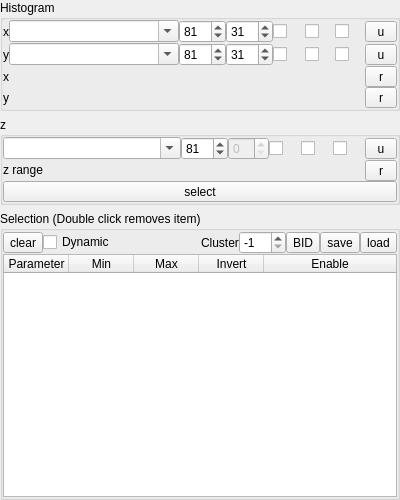
Above: ndxplorer/plot_control.ui from Fluorescence-Tools/ndxplorer before the change. Below: the same form after it.
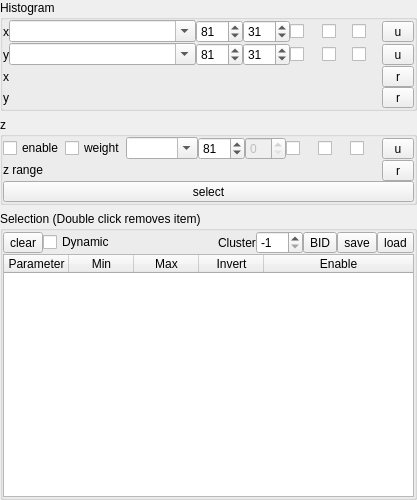
That is the form after the change.

Commit message: Update `plot_control.ui`: refine Z-axis controls with new widgets for enabling, weighting, normalization, logarithmic scaling, and bin settings.

The edit to the form file:
```diff
--- a/ndxplorer/plot_control.ui
+++ b/ndxplorer/plot_control.ui
@@ -453,31 +453,36 @@
         <property name="spacing">
          <number>0</number>
         </property>
-        <item row="0" column="15">
-         <widget class="QToolButton" name="toolButtonSetZAxis">
+        <item row="0" column="13">
+         <widget class="QSpinBox" name="spinBoxBin2DZ">
           <property name="enabled">
-           <bool>true</bool>
+           <bool>false</bool>
           </property>
-          <property name="sizePolicy">
-           <sizepolicy hsizetype="Fixed" vsizetype="Fixed">
-            <horstretch>0</horstretch>
-            <verstretch>0</verstretch>
-           </sizepolicy>
-          </property>
-          <property name="minimumSize">
-           <size>
-            <width>32</width>
-            <height>0</height>
-           </size>
-          </property>
+         </widget>
+        </item>
+        <item row="0" column="12">
+         <widget class="QSpinBox" name="spinBoxBin1DZ">
           <property name="toolTip">
            <string>&lt;html&gt;&lt;head/&gt;&lt;body&gt;&lt;p&gt;Update default axis range.&lt;/p&gt;&lt;p&gt;To save current default axis settings use the Settings-&amp;gt;Save Menu.&lt;/p&gt;&lt;/body&gt;&lt;/html&gt;</string>
           </property>
-          <property name="text">
-           <string>u</string>
+          <property name="minimum">
+           <number>1</number>
+          </property>
+          <property name="maximum">
+           <number>999</number>
+          </property>
+          <property name="value">
+           <number>81</number>
           </property>
          </widget>
         </item>
+        <item row="1" column="1" colspan="16">
+         <layout class="QHBoxLayout" name="horizontalLayout_3">
+          <property name="spacing">
+           <number>0</number>
+          </property>
+         </layout>
+        </item>
         <item row="1" column="0">
          <widget class="QLabel" name="label_7">
           <property name="sizePolicy">
@@ -491,7 +496,29 @@
           </property>
          </widget>
         </item>
-        <item row="1" column="15">
+        <item row="0" column="14">
+         <widget class="QCheckBox" name="checkBoxNormZ">
+          <property name="sizePolicy">
+           <sizepolicy hsizetype="Fixed" vsizetype="Fixed">
+            <horstretch>0</horstretch>
+            <verstretch>0</verstretch>
+           </sizepolicy>
+          </property>
+          <property name="minimumSize">
+           <size>
+            <width>32</width>
+            <height>0</height>
+           </size>
+          </property>
+          <property name="toolTip">
+           <string>Normalized density</string>
+          </property>
+          <property name="text">
+           <string/>
+          </property>
+         </widget>
+        </item>
+        <item row="1" column="17">
          <widget class="QToolButton" name="toolButtonAutoZ">
           <property name="sizePolicy">
            <sizepolicy hsizetype="Minimum" vsizetype="Fixed">
@@ -504,7 +531,32 @@
           </property>
          </widget>
         </item>
-        <item row="0" column="14">
+        <item row="0" column="17">
+         <widget class="QToolButton" name="toolButtonSetZAxis">
+          <property name="enabled">
+           <bool>true</bool>
+          </property>
+          <property name="sizePolicy">
+           <sizepolicy hsizetype="Fixed" vsizetype="Fixed">
+            <horstretch>0</horstretch>
+            <verstretch>0</verstretch>
+           </sizepolicy>
+          </property>
+          <property name="minimumSize">
+           <size>
+            <width>32</width>
+            <height>0</height>
+           </size>
+          </property>
+          <property name="toolTip">
+           <string>&lt;html&gt;&lt;head/&gt;&lt;body&gt;&lt;p&gt;Update default axis range.&lt;/p&gt;&lt;p&gt;To save current default axis settings use the Settings-&amp;gt;Save Menu.&lt;/p&gt;&lt;/body&gt;&lt;/html&gt;</string>
+          </property>
+          <property name="text">
+           <string>u</string>
+          </property>
+         </widget>
+        </item>
+        <item row="0" column="16">
          <widget class="QCheckBox" name="checkBoxAutoScaleZ">
           <property name="sizePolicy">
            <sizepolicy hsizetype="Fixed" vsizetype="Fixed">
@@ -529,7 +581,7 @@
           </property>
          </widget>
         </item>
-        <item row="0" column="13">
+        <item row="0" column="15">
          <widget class="QCheckBox" name="checkBoxLogZ">
           <property name="sizePolicy">
            <sizepolicy hsizetype="Fixed" vsizetype="Fixed">
@@ -551,52 +603,7 @@
           </property>
          </widget>
         </item>
-        <item row="0" column="12">
-         <widget class="QCheckBox" name="checkBoxNormZ">
-          <property name="sizePolicy">
-           <sizepolicy hsizetype="Fixed" vsizetype="Fixed">
-            <horstretch>0</horstretch>
-            <verstretch>0</verstretch>
-           </sizepolicy>
-          </property>
-          <property name="minimumSize">
-           <size>
-            <width>32</width>
-            <height>0</height>
-           </size>
-          </property>
-          <property name="toolTip">
-           <string>Normalized density</string>
-          </property>
-          <property name="text">
-           <string/>
-          </property>
-         </widget>
-        </item>
         <item row="0" column="11">
-         <widget class="QSpinBox" name="spinBoxBin2DZ">
-          <property name="enabled">
-           <bool>false</bool>
-          </property>
-         </widget>
-        </item>
-        <item row="0" column="10">
-         <widget class="QSpinBox" name="spinBoxBin1DZ">
-          <property name="toolTip">
-           <string>Number of 1D bins.</string>
-          </property>
-          <property name="minimum">
-           <number>1</number>
-          </property>
-          <property name="maximum">
-           <number>999</number>
-          </property>
-          <property name="value">
-           <number>81</number>
-          </property>
-         </widget>
-        </item>
-        <item row="0" column="0" colspan="10">
          <widget class="QComboBox" name="comboBoxSelZ">
           <property name="sizePolicy">
            <sizepolicy hsizetype="Expanding" vsizetype="Fixed">
@@ -609,12 +616,22 @@
           </property>
          </widget>
         </item>
-        <item row="1" column="1" colspan="14">
-         <layout class="QHBoxLayout" name="horizontalLayout_3">
-          <property name="spacing">
-           <number>0</number>
+        <item row="0" column="0">
+         <widget class="QCheckBox" name="checkBoxEnableZ">
+          <property name="text">
+           <string>enable</string>
           </property>
-         </layout>
+         </widget>
+        </item>
+        <item row="0" column="1">
+         <widget class="QCheckBox" name="checkBoxWeight">
+          <property name="toolTip">
+           <string>If checked histogram as are weighted by selected axis</string>
+          </property>
+          <property name="text">
+           <string>weight</string>
+          </property>
+         </widget>
         </item>
        </layout>
       </item>
```
Left out of the diff: 2 changed lines with no effect on the pictures.
